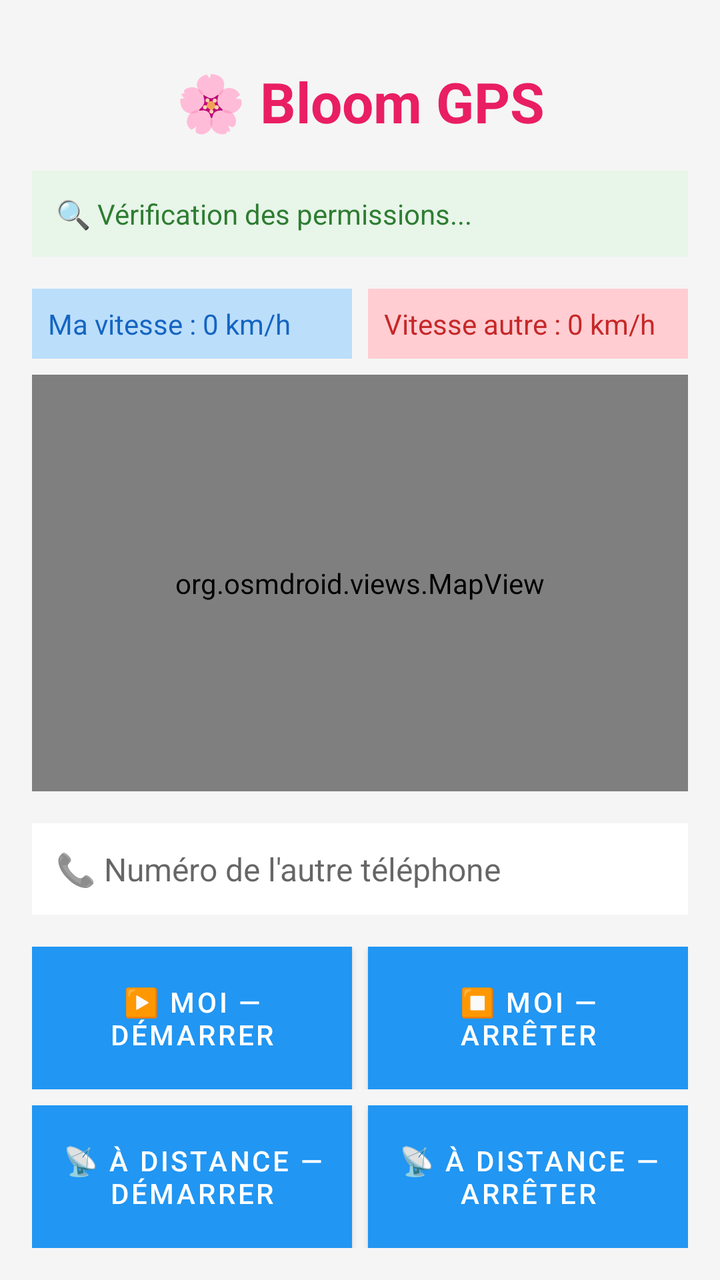
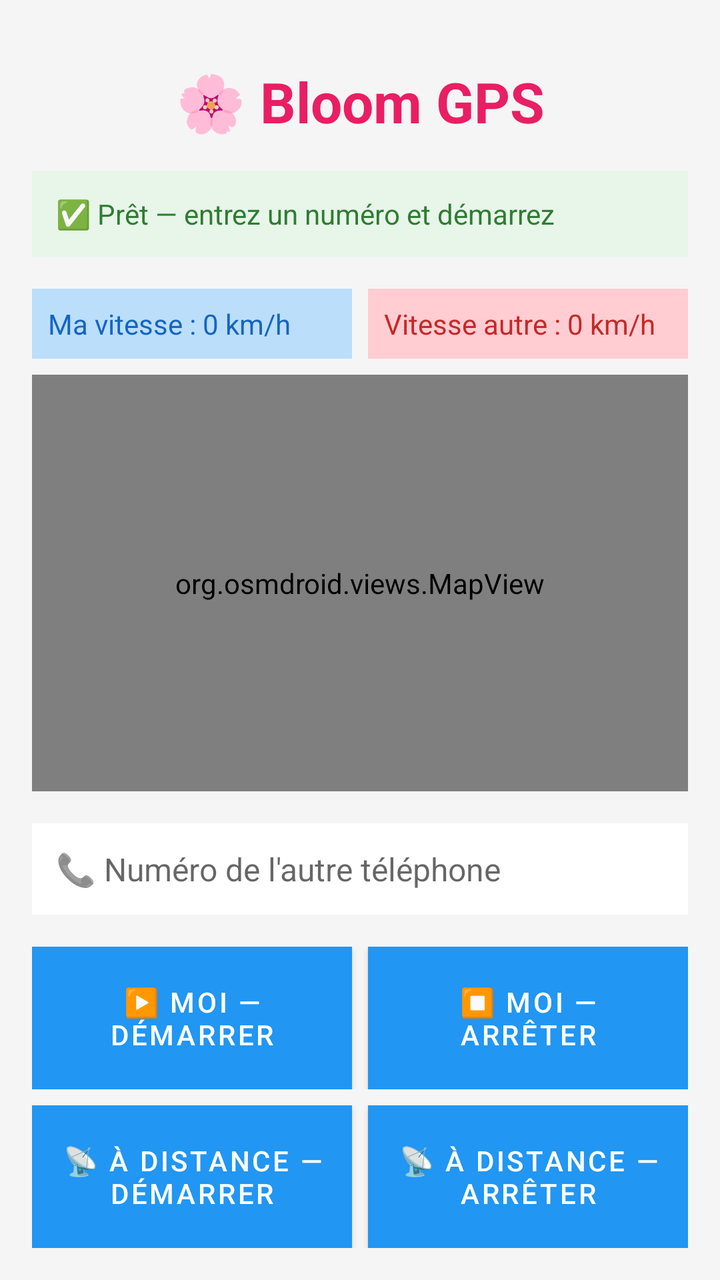

An Android layout rendered at two revisions. The XML below is the earlier revision; the diff shows what the commit changed to produce the second picture.
<!-- AndroidManifest.xml: application theme AppTheme -->
<!-- res/layout/activity_main.xml -->
<?xml version="1.0" encoding="utf-8"?>
<LinearLayout xmlns:android="http://schemas.android.com/apk/res/android"
    xmlns:tools="http://schemas.android.com/tools"
    android:layout_width="match_parent"
    android:layout_height="match_parent"
    android:orientation="vertical"
    android:padding="16dp"
    android:background="#F5F5F5"
    tools:context=".MainActivity">

    <TextView
        android:layout_width="match_parent"
        android:layout_height="wrap_content"
        android:text="🌸 Bloom GPS"
        android:textSize="28sp"
        android:textStyle="bold"
        android:gravity="center"
        android:padding="16dp"
        android:textColor="#E91E63"/>

    <TextView
        android:id="@+id/tvStatut"
        android:layout_width="match_parent"
        android:layout_height="wrap_content"
        android:text="🔍 Vérification des permissions..."
        android:padding="12dp"
        android:background="#E8F5E9"
        android:textColor="#2E7D32"
        android:layout_marginBottom="16dp"/>

    <LinearLayout
        android:layout_width="match_parent"
        android:layout_height="wrap_content"
        android:orientation="horizontal"
        android:gravity="center"
        android:layout_marginBottom="8dp">

        <TextView
            android:id="@+id/tvVitesseMoi"
            android:layout_width="0dp"
            android:layout_height="wrap_content"
            android:layout_weight="1"
            android:text="Ma vitesse : 0 km/h"
            android:padding="8dp"
            android:background="#BBDEFB"
            android:textColor="#1565C1"
            android:layout_marginEnd="4dp"/>

        <TextView
            android:id="@+id/tvVitesseAutre"
            android:layout_width="0dp"
            android:layout_height="wrap_content"
            android:layout_weight="1"
            android:text="Vitesse autre : 0 km/h"
            android:padding="8dp"
            android:background="#FFCDD2"
            android:textColor="#C62828"
            android:layout_marginStart="4dp"/>
    </LinearLayout>

    <org.osmdroid.views.MapView
        android:id="@+id/map"
        android:layout_width="match_parent"
        android:layout_height="0dp"
        android:layout_weight="1"
        android:layout_marginBottom="16dp"/>

    <EditText
        android:id="@+id/etNumeroAutre"
        android:layout_width="match_parent"
        android:layout_height="wrap_content"
        android:hint="📞 Numéro de l'autre téléphone"
        android:inputType="phone"
        android:padding="12dp"
        android:layout_marginBottom="16dp"
        android:background="#FFFFFF"
        android:textSize="16sp"/>

    <LinearLayout
        android:layout_width="match_parent"
        android:layout_height="wrap_content"
        android:orientation="horizontal"
        android:layout_marginBottom="8dp">

        <Button
            android:id="@+id/btnDemarrerMoi"
            android:layout_width="0dp"
            android:layout_height="wrap_content"
            android:layout_weight="1"
            android:text="▶️ MOI — Démarrer"
            android:background="#4CAF50"
            android:textColor="#FFFFFF"
            android:padding="12dp"
            android:layout_marginEnd="4dp"/>

        <Button
            android:id="@+id/btnArreterMoi"
            android:layout_width="0dp"
            android:layout_height="wrap_content"
            android:layout_weight="1"
            android:text="⏹️ MOI — Arrêter"
            android:background="#F44336"
            android:textColor="#FFFFFF"
            android:padding="12dp"
            android:layout_marginStart="4dp"/>
    </LinearLayout>

    <LinearLayout
        android:layout_width="match_parent"
        android:layout_height="wrap_content"
        android:orientation="horizontal">

        <Button
            android:id="@+id/btnDemarrerAutre"
            android:layout_width="0dp"
            android:layout_height="wrap_content"
            android:layout_weight="1"
            android:text="📡 À DISTANCE — Démarrer"
            android:background="#2196F3"
            android:textColor="#FFFFFF"
            android:padding="12dp"
            android:layout_marginEnd="4dp"/>

        <Button
            android:id="@+id/btnArreterAutre"
            android:layout_width="0dp"
            android:layout_height="wrap_content"
            android:layout_weight="1"
            android:text="📡 À DISTANCE — Arrêter"
            android:background="#FF9800"
            android:textColor="#FFFFFF"
            android:padding="12dp"
            android:layout_marginStart="4dp"/>
    </LinearLayout>

</LinearLayout>
<!-- resources referenced by this layout -->
<resources>
  <style name="AppTheme" parent="Theme.MaterialComponents.Light.NoActionBar">
          <item name="colorPrimary">#2196F3</item>
          <item name="colorPrimaryDark">#1976D2</item>
          <item name="colorAccent">#FF9800</item>
      </style>
</resources>

<!-- the commit's change to res/layout/activity_main.xml (unified diff, before → after) -->
@@ -22,7 +22,7 @@
         android:id="@+id/tvStatut"
         android:layout_width="match_parent"
         android:layout_height="wrap_content"
-        android:text="🔍 Vérification des permissions..."
+        android:text="✅ Prêt — entrez un numéro et démarrez"
         android:padding="12dp"
         android:background="#E8F5E9"
         android:textColor="#2E7D32"
@@ -32,7 +32,6 @@
         android:layout_width="match_parent"
         android:layout_height="wrap_content"
         android:orientation="horizontal"
-        android:gravity="center"
         android:layout_marginBottom="8dp">
 
         <TextView
